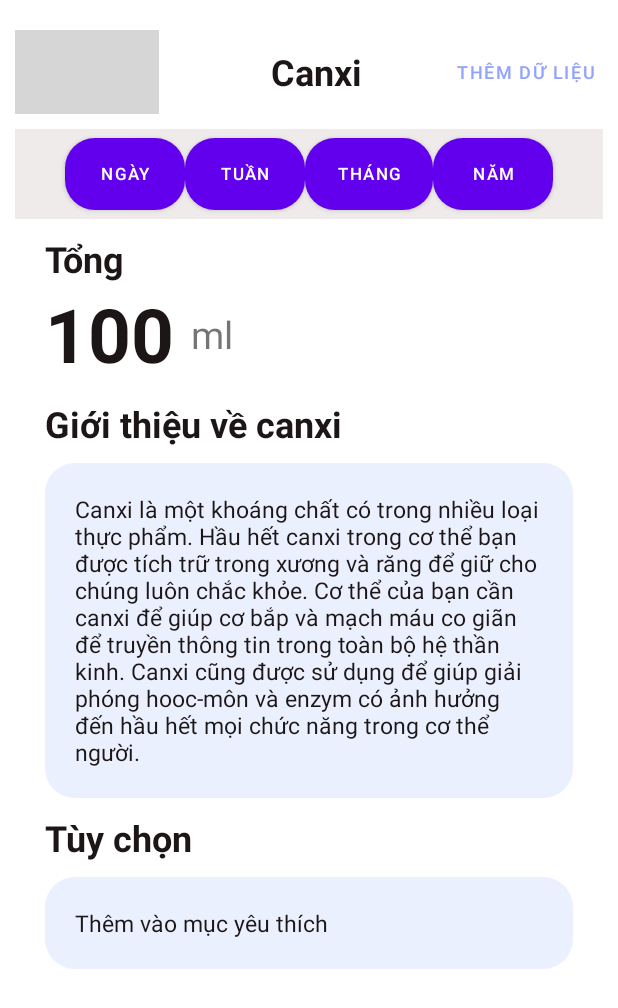
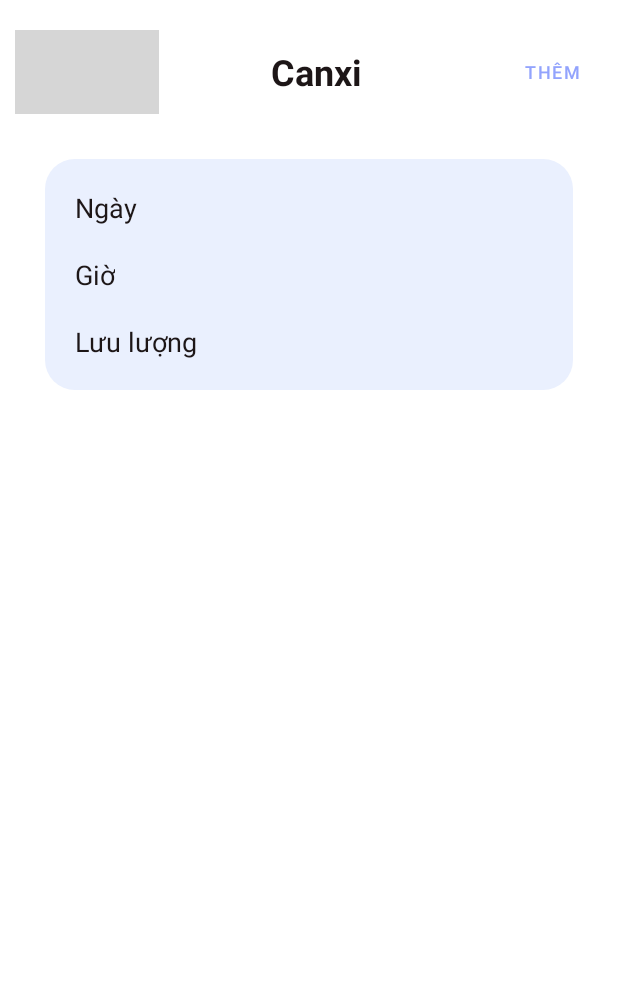
Before and after one commit to tungnk123/EasyHealthy, an Android app: the AddNutritionDataActivity screen opened directly, with no data from a screen before it, on a phone screen of 412 x 824 dp. Shown: the top 1008 px of the screen. Run offline under Robolectric (Android 15) with nearby library versions, the phone set to English and light mode, and no system bars; Roboto replaces fonts that are not available here; grey boxes are pictures that could not be loaded.

Commit message:
Add AddNutritionDataActivity for add data about nutrition

```diff
--- a/app/src/main/AndroidManifest.xml
+++ b/app/src/main/AndroidManifest.xml
@@ -1,6 +1,6 @@
 <?xml version="1.0" encoding="utf-8"?>
 <manifest xmlns:android="http://schemas.android.com/apk/res/android"
-    xmlns:tools="http://schemas.android.com/tools">
+    xmlns:tools="http://schemas.android.com/tools" >
 
     <application
         android:allowBackup="true"
@@ -11,9 +11,12 @@
         android:roundIcon="@mipmap/ic_launcher_round"
         android:supportsRtl="true"
         android:theme="@style/Theme.EasyHealthy"
-        tools:targetApi="31">
+        tools:targetApi="31" >
         <activity
-            android:name=".ui.nutrition.DetailedNutrition"
+            android:name=".ui.nutrition.AddNutritionDataActivity"
+            android:exported="false" />
+        <activity
+            android:name=".ui.nutrition.DetailedNutritionActivity"
             android:exported="false" />
         <activity
             android:name=".ui.dinhDuong.DinhDuongActivity"
@@ -21,7 +24,7 @@
         <activity
             android:name=".MainActivity"
             android:exported="true"
-            android:label="@string/app_name">
+            android:label="@string/app_name" >
             <intent-filter>
                 <action android:name="android.intent.action.MAIN" />
 
--- a/app/src/main/java/com/example/easyhealthy/ui/dinhDuong/DinhDuongActivity.java
+++ b/app/src/main/java/com/example/easyhealthy/ui/dinhDuong/DinhDuongActivity.java
@@ -12,7 +12,7 @@ import com.example.easyhealthy.R;
 import com.example.easyhealthy.adapter.HistoryListAdapter;
 import com.example.easyhealthy.adapter.ListWithNoImageAdapter;
 import com.example.easyhealthy.model.DuyetItem;
-import com.example.easyhealthy.ui.nutrition.DetailedNutrition;
+import com.example.easyhealthy.ui.nutrition.DetailedNutritionActivity;
 
 public class DinhDuongActivity extends AppCompatActivity {
 
@@ -74,7 +74,7 @@ public class DinhDuongActivity extends AppCompatActivity {
             @Override
             public void onItemClick(String item) {
                 if (item.equals("Canxi")) {
-                    startActivity(new Intent(getApplicationContext(), DetailedNutrition.class));
+                    startActivity(new Intent(getApplicationContext(), DetailedNutritionActivity.class));
                 }
                 else {
                     // Them cac loai dinh duong khac o day
--- a/app/src/main/java/com/example/easyhealthy/ui/nutrition/DetailedNutrition.java
+++ b/app/src/main/java/com/example/easyhealthy/ui/nutrition/AddNutritionDataActivity.java
@@ -6,11 +6,11 @@ import android.os.Bundle;
 
 import com.example.easyhealthy.R;
 
-public class DetailedNutrition extends AppCompatActivity {
+public class AddNutritionDataActivity extends AppCompatActivity {
 
     @Override
     protected void onCreate(Bundle savedInstanceState) {
         super.onCreate(savedInstanceState);
-        setContentView(R.layout.activity_detailed_nutrition);
+        setContentView(R.layout.activity_add_nutrition_data);
     }
 }
--- /dev/null
+++ b/app/src/main/java/com/example/easyhealthy/ui/nutrition/DetailedNutritionActivity.java
@@ -0,0 +1,37 @@
+package com.example.easyhealthy.ui.nutrition;
+
+import androidx.appcompat.app.AppCompatActivity;
+
+import android.content.Intent;
+import android.os.Bundle;
+import android.view.View;
+import android.widget.Button;
+
+import com.example.easyhealthy.R;
+
+public class DetailedNutritionActivity extends AppCompatActivity {
+
+    Button btnThemDuLieu;
+    @Override
+    protected void onCreate(Bundle savedInstanceState) {
+        super.onCreate(savedInstanceState);
+        setContentView(R.layout.activity_detailed_nutrition);
+        addControls();
+        addEvents();
+    }
+
+
+
+    private void addControls() {
+        btnThemDuLieu = (Button) findViewById(R.id.btn_themDuLieu);
+    }
+
+    private void addEvents() {
+        btnThemDuLieu.setOnClickListener(new View.OnClickListener() {
+            @Override
+            public void onClick(View v) {
+                startActivity(new Intent(getApplicationContext(), AddNutritionDataActivity.class));
+            }
+        });
+    }
+}
--- /dev/null
+++ b/app/src/main/res/layout/activity_add_nutrition_data.xml
@@ -0,0 +1,89 @@
+<?xml version="1.0" encoding="utf-8"?>
+<androidx.constraintlayout.widget.ConstraintLayout xmlns:android="http://schemas.android.com/apk/res/android"
+    xmlns:app="http://schemas.android.com/apk/res-auto"
+    xmlns:tools="http://schemas.android.com/tools"
+    android:layout_width="match_parent"
+    android:layout_height="match_parent"
+    tools:context=".ui.nutrition.AddNutritionDataActivity">
+    <androidx.appcompat.widget.Toolbar
+        android:id="@+id/tb_chiTietDinhDuong"
+        android:layout_width="match_parent"
+        android:layout_height="wrap_content"
+        android:layout_marginStart="10dp"
+        android:layout_marginTop="20dp"
+        app:layout_constraintStart_toStartOf="parent"
+        app:layout_constraintTop_toTopOf="parent"
+        app:navigationIcon="@drawable/ic_back_circle">
+
+        <LinearLayout
+            android:layout_width="wrap_content"
+            android:layout_height="wrap_content"
+            android:layout_gravity="center"
+            android:orientation="horizontal">
+
+            <TextView
+                android:id="@+id/tv_detailedNutrition_heading"
+                style="@style/heading2"
+                android:layout_width="wrap_content"
+                android:layout_height="wrap_content"
+                android:layout_gravity="center"
+                android:text="Canxi" />
+
+        </LinearLayout>
+
+        <Button
+            android:layout_width="wrap_content"
+            android:layout_height="wrap_content"
+            android:layout_gravity="end"
+            android:background="@android:color/transparent"
+            android:text="Thêm"
+            android:textColor="@color/blue_300"
+            android:textSize="12sp" />
+    </androidx.appcompat.widget.Toolbar>
+    <androidx.constraintlayout.widget.ConstraintLayout
+        android:layout_width="match_parent"
+        android:layout_height="wrap_content"
+        app:layout_constraintStart_toStartOf="parent"
+        app:layout_constraintEnd_toEndOf="parent"
+        android:layout_marginTop="30dp"
+        android:background="@drawable/background_rounded"
+        android:layout_marginStart="30dp"
+        android:layout_marginEnd="30dp"
+        app:layout_constraintTop_toBottomOf="@+id/tb_chiTietDinhDuong">
+        <TextView
+            android:layout_width="wrap_content"
+            android:layout_height="wrap_content"
+            android:text="Ngày"
+            android:id="@+id/tv_addNutritionData_ngay"
+            app:layout_constraintStart_toStartOf="parent"
+            app:layout_constraintTop_toTopOf="parent"
+            android:layout_marginTop="20dp"
+            style="@style/list_item"
+            android:layout_marginStart="20dp"
+            />
+        <TextView
+            android:layout_width="wrap_content"
+            android:layout_height="wrap_content"
+            android:text="Giờ"
+            android:id="@+id/tv_addNutritionData_gio"
+            app:layout_constraintStart_toStartOf="parent"
+            app:layout_constraintTop_toBottomOf="@+id/tv_addNutritionData_ngay"
+            android:layout_marginTop="20dp"
+            style="@style/list_item"
+            android:layout_marginStart="20dp"
+            />
+        <TextView
+            android:layout_width="wrap_content"
+            android:layout_height="wrap_content"
+            android:text="Lưu lượng"
+            android:id="@+id/tv_addNutritionData_data"
+            app:layout_constraintStart_toStartOf="parent"
+            app:layout_constraintTop_toBottomOf="@+id/tv_addNutritionData_gio"
+            android:layout_marginTop="20dp"
+            style="@style/list_item"
+            app:layout_constraintBottom_toBottomOf="parent"
+            android:layout_marginBottom="20dp"
+            android:layout_marginStart="20dp"
+            />
+    </androidx.constraintlayout.widget.ConstraintLayout>
+</androidx.constraintlayout.widget.ConstraintLayout>
--- a/app/src/main/res/layout/activity_detailed_nutrition.xml
+++ b/app/src/main/res/layout/activity_detailed_nutrition.xml
@@ -40,6 +40,7 @@
                 android:layout_width="wrap_content"
                 android:layout_height="wrap_content"
                 android:layout_gravity="end"
+                android:id="@+id/btn_themDuLieu"
                 android:background="@android:color/transparent"
                 android:text="Thêm dữ liệu"
                 android:textColor="@color/blue_300"
```
